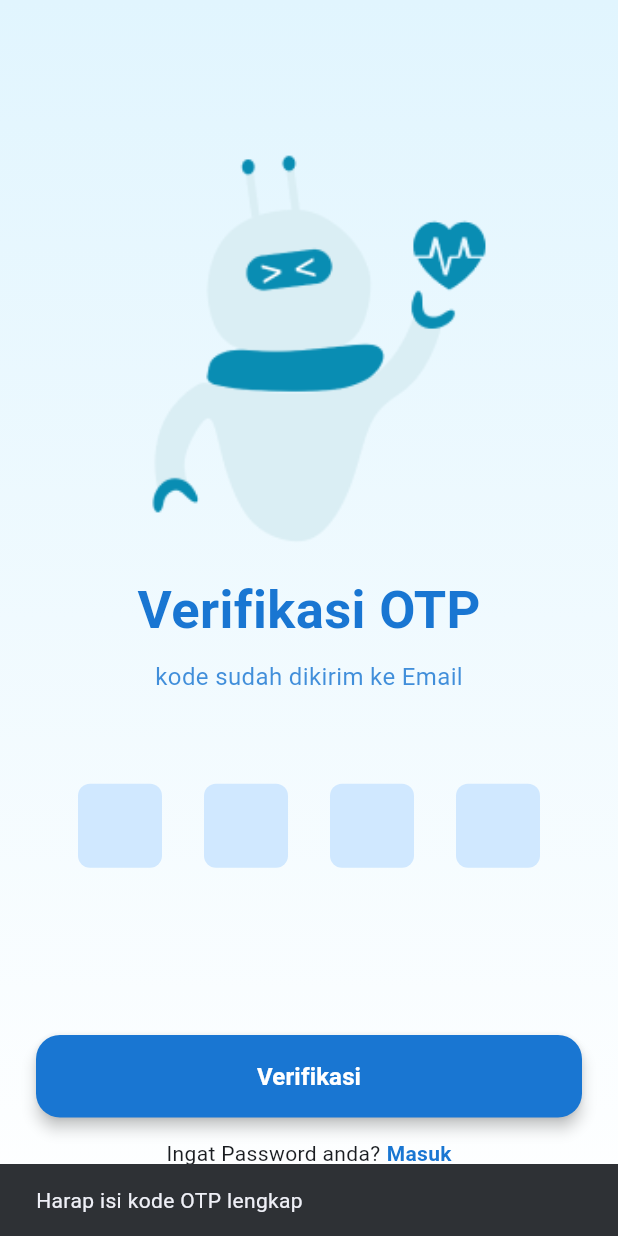
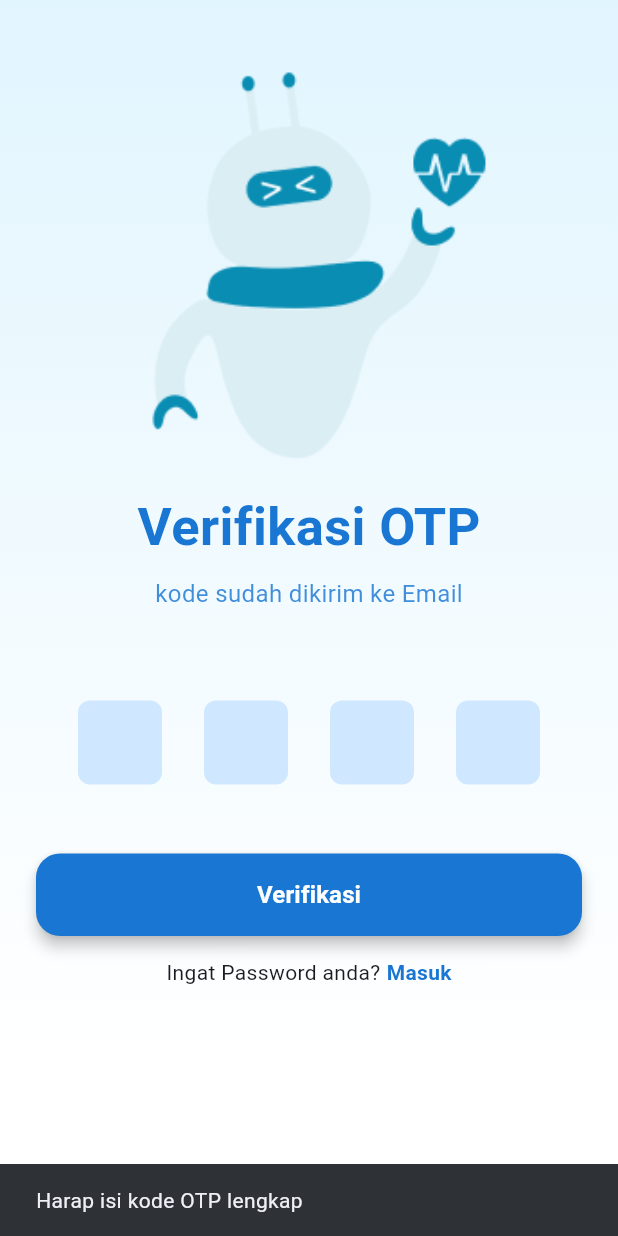
Before and after one commit to AryoSangkelad/Molita, a Flutter app: the VerifikasiOtpScreen screen opened directly with empty values, after a tap on "Verifikasi", on a phone screen of 412 x 824 dp. Run offline on Flutter 3.47's test engine with Material 3 defaults, Android fonts, the phone set to English and light mode, and no system bars; our stand-ins replace another_flushbar, fl_chart, flutter_html, flutter_map, geolocator, google_fonts and 7 more; missing offline and left inert: flutter_polyline_points; accounts and stored records are empty; network calls fail.

Commit message:
Update Kode

```diff
--- a/lib/core/constants/app_constant.dart
+++ b/lib/core/constants/app_constant.dart
@@ -1,9 +1,9 @@
 class AppConstant {
   // static const String baseUrl = "http://10.0.2.2:8000/"; // Development
   // static const String baseUrlApi = "http://10.0.2.2:8000/api"; // Development
-  static const String baseUrl = "http://10.10.180.215:8000/"; // Development
-  static const String baseUrlApi = "http://10.10.180.215:8000/api"; // Development
+  static const String baseUrl = "http://192.168.68.38:8000/"; // Development
+  static const String baseUrlApi = "http://192.168.68.38:8000/api"; // Development
   // static const String baseUrlApi = "http://molita/api"; // Production
   static const String ApiKeyAI =
-      "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";
+      "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";
 }
--- a/lib/views/common/lupa_password/verifikasi_otp_screen.dart
+++ b/lib/views/common/lupa_password/verifikasi_otp_screen.dart
@@ -14,16 +14,22 @@ class VerifikasiOtpScreen extends StatelessWidget {
     4,
     (_) => TextEditingController(),
   );
+
   final List<FocusNode> _focusNodes = List.generate(4, (_) => FocusNode());
+
+  static const _otpBoxSize = 56.0;
+  static const _otpBoxColor = Color.fromARGB(255, 208, 232, 255);
+  static const _otpTextColor = Color.fromARGB(255, 2, 125, 162);
 
   @override
   Widget build(BuildContext context) {
     final viewModel = Provider.of<LupaPasswordViewModel>(context);
 
     return Scaffold(
+      resizeToAvoidBottomInset: true,
       backgroundColor: Colors.white,
       body: Container(
-        decoration: BoxDecoration(
+        decoration: const BoxDecoration(
           gradient: LinearGradient(
             begin: Alignment.topCenter,
             end: Alignment.bottomCenter,
@@ -31,14 +37,17 @@ class VerifikasiOtpScreen extends StatelessWidget {
           ),
         ),
         child: SafeArea(
-          child: Padding(
-            padding: const EdgeInsets.symmetric(horizontal: 24),
+          child: SingleChildScrollView(
+            reverse: true,
+            padding: EdgeInsets.only(
+              left: 24,
+              right: 24,
+              bottom: MediaQuery.of(context).viewInsets.bottom + 20,
+            ),
             child: Column(
-              mainAxisAlignment: MainAxisAlignment.spaceBetween,
+              mainAxisAlignment: MainAxisAlignment.center,
               children: [
-                const Expanded(child: SizedBox()), // Spacer atas
-                Column(
-                  children: [
+                const SizedBox(height: 40),
                 Image.asset(
                   'assets/images/l_otp.png',
                   height: 270,
@@ -58,7 +67,7 @@ class VerifikasiOtpScreen extends StatelessWidget {
                   'kode sudah dikirim ke Email',
                   style: TextStyle(
                     fontSize: 16,
-                        color: const Color.fromARGB(208, 25, 118, 210),
+                    color: Color.fromARGB(208, 25, 118, 210),
                   ),
                 ),
                 const SizedBox(height: 6),
@@ -71,12 +80,27 @@ class VerifikasiOtpScreen extends StatelessWidget {
                   ),
                 ),
                 const SizedBox(height: 28),
-                    Row(
+                _buildOtpInputs(context),
+                const SizedBox(height: 46),
+                _buildVerifyButton(context, viewModel),
+                const SizedBox(height: 14),
+                _buildLoginRedirect(context),
+                const SizedBox(height: 30),
+              ],
+            ),
+          ),
+        ),
+      ),
+    );
+  }
+
+  Widget _buildOtpInputs(BuildContext context) {
+    return Row(
       mainAxisAlignment: MainAxisAlignment.spaceEvenly,
       children: List.generate(4, (index) {
         return SizedBox(
-                          width: 56,
-                          height: 56,
+          width: _otpBoxSize,
+          height: _otpBoxSize,
           child: TextField(
             controller: _otpControllers[index],
             focusNode: _focusNodes[index],
@@ -86,74 +110,51 @@ class VerifikasiOtpScreen extends StatelessWidget {
             decoration: InputDecoration(
               counterText: '',
               filled: true,
-                              fillColor: const Color.fromARGB(
-                                255,
-                                208,
-                                232,
-                                255,
-                              ),
-                              hintStyle: TextStyle(
-                                color: Color.fromARGB(255, 2, 125, 162),
-                              ),
+              fillColor: _otpBoxColor,
               border: OutlineInputBorder(
                 borderRadius: BorderRadius.circular(8),
                 borderSide: BorderSide.none,
               ),
             ),
-                            style: const TextStyle(
-                              color: Color.fromARGB(255, 2, 125, 162),
-                            ),
+            style: const TextStyle(color: _otpTextColor),
             onChanged: (value) {
               if (value.isNotEmpty && index < 3) {
-                                FocusScope.of(
-                                  context,
-                                ).requestFocus(_focusNodes[index + 1]);
+                FocusScope.of(context).requestFocus(_focusNodes[index + 1]);
               } else if (value.isEmpty && index > 0) {
-                                FocusScope.of(
-                                  context,
-                                ).requestFocus(_focusNodes[index - 1]);
+                FocusScope.of(context).requestFocus(_focusNodes[index - 1]);
               }
             },
           ),
         );
       }),
-                    ),
-                    const SizedBox(height: 16),
-                  ],
-                ),
-                const Expanded(child: SizedBox()), // Spacer bawah
-                SizedBox(
+    );
+  }
+
+  Widget _buildVerifyButton(
+    BuildContext context,
+    LupaPasswordViewModel viewModel,
+  ) {
+    return SizedBox(
       width: double.infinity,
       child: ElevatedButton(
         onPressed: () async {
           final otp = _otpControllers.map((e) => e.text).join();
+
           if (otp.length < 4) {
-                        ScaffoldMessenger.of(context).showSnackBar(
-                          const SnackBar(
-                            content: Text('Harap isi kode OTP lengkap'),
-                          ),
-                        );
+            _showSnackbar(context, 'Harap isi kode OTP lengkap');
             return;
           }
 
-                      final isValid = await viewModel.verifikasiOtp(
-                        username,
-                        otp,
-                      );
+          final isValid = await viewModel.verifikasiOtp(username, otp);
           if (isValid) {
             Navigator.push(
               context,
               MaterialPageRoute(
-                            builder:
-                                (_) => GantiPasswordScreen(username: username),
+                builder: (_) => GantiPasswordScreen(username: username),
               ),
             );
           } else {
-                        ScaffoldMessenger.of(context).showSnackBar(
-                          const SnackBar(
-                            content: Text('OTP tidak valid atau kedaluwarsa'),
-                          ),
-                        );
+            _showSnackbar(context, 'OTP tidak valid atau kedaluwarsa');
           }
         },
         style: ElevatedButton.styleFrom(
@@ -173,21 +174,17 @@ class VerifikasiOtpScreen extends StatelessWidget {
           ),
         ),
       ),
-                ),
-                const SizedBox(height: 14),
-                // Footer
-                Row(
+    );
+  }
+
+  Widget _buildLoginRedirect(BuildContext context) {
+    return Row(
       mainAxisAlignment: MainAxisAlignment.center,
       children: [
-                    Text(
-                      "Ingat Password anda?",
-                      style: TextStyle(fontSize: 14),
-                    ),
-                    SizedBox(width: 4),
+        const Text("Ingat Password anda?", style: TextStyle(fontSize: 14)),
+        const SizedBox(width: 4),
         GestureDetector(
-                      onTap: () {
-                        Navigator.pushNamed(context, "/login");
-                      },
+          onTap: () => Navigator.pushNamed(context, "/login"),
           child: Text(
             "Masuk",
             style: TextStyle(
@@ -198,13 +195,12 @@ class VerifikasiOtpScreen extends StatelessWidget {
           ),
         ),
       ],
-                ),
-                const SizedBox(height: 45),
-              ],
-            ),
-          ),
-        ),
-      ),
     );
   }
+
+  void _showSnackbar(BuildContext context, String message) {
+    ScaffoldMessenger.of(
+      context,
+    ).showSnackBar(SnackBar(content: Text(message)));
   }
+}
--- a/lib/views/orang_tua/Anak/detail_anak_view.dart
+++ b/lib/views/orang_tua/Anak/detail_anak_view.dart
@@ -10,6 +10,7 @@ class DetailAnakView extends StatelessWidget {
   Widget build(BuildContext context) {
     return Scaffold(
       appBar: AppBar(
+        automaticallyImplyLeading: false,
         title: const Text(
           'Detail Anak',
           style: TextStyle(
--- a/lib/views/orang_tua/Edukasi/edukasi_view.dart
+++ b/lib/views/orang_tua/Edukasi/edukasi_view.dart
@@ -37,6 +37,7 @@ class _EdukasiViewState extends State<EdukasiView> {
 
     return Scaffold(
       appBar: AppBar(
+        automaticallyImplyLeading: false,
         backgroundColor: Colors.white,
         elevation: 1,
         title: Text(
--- a/lib/views/orang_tua/Grafik/grafik_view.dart
+++ b/lib/views/orang_tua/Grafik/grafik_view.dart
@@ -31,6 +31,7 @@ class _GrafikViewState extends State<GrafikView> {
   Widget build(BuildContext context) {
     return Scaffold(
       appBar: AppBar(
+        automaticallyImplyLeading: false,
         backgroundColor: Colors.white,
         title: Text(
           'Grafik Pertumbuhan',
--- a/lib/views/orang_tua/Penjadwalan/penjadwalan_view.dart
+++ b/lib/views/orang_tua/Penjadwalan/penjadwalan_view.dart
@@ -44,6 +44,7 @@ class _PenjadwalanViewState extends State<PenjadwalanView> {
 
     return Scaffold(
       appBar: AppBar(
+        automaticallyImplyLeading: false,
         backgroundColor: Colors.white,
         elevation: 1,
         title: Text(
--- a/lib/views/orang_tua/Profile/profile_view.dart
+++ b/lib/views/orang_tua/Profile/profile_view.dart
@@ -43,6 +43,7 @@ class _ProfileViewState extends State<ProfileView> {
   Widget build(BuildContext context) {
     return Scaffold(
       appBar: AppBar(
+        automaticallyImplyLeading: false,
         flexibleSpace: Container(
           decoration: BoxDecoration(gradient: _blueGradient),
         ),
```
Lines whose indentation alone changed are shown as unchanged.
